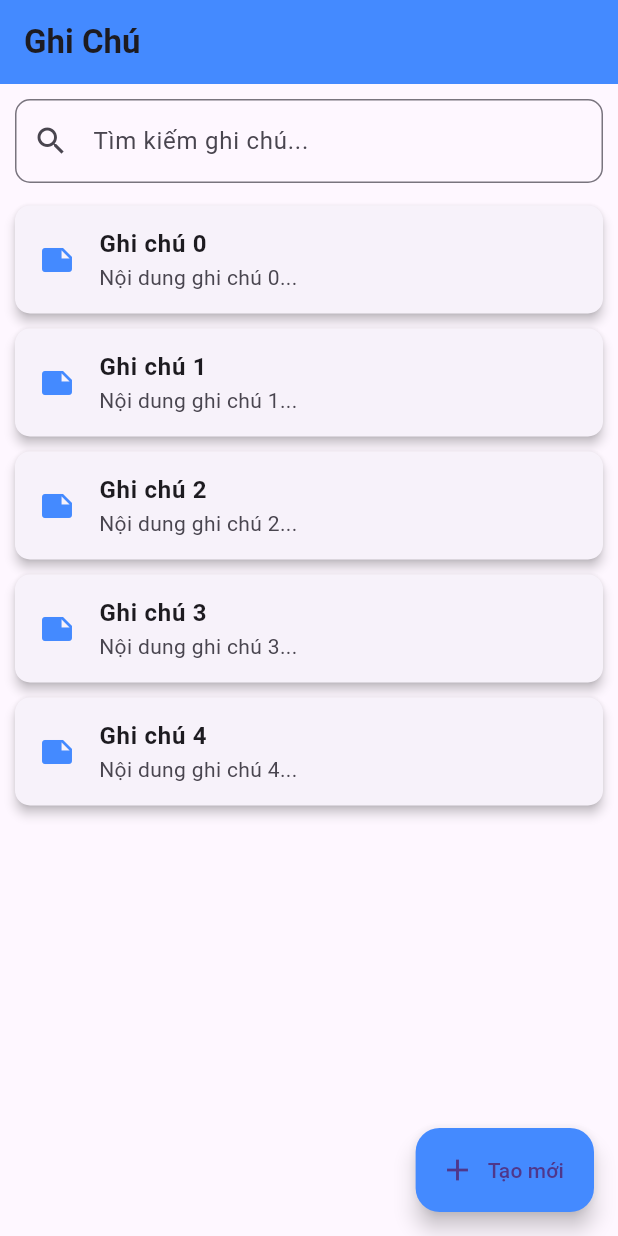
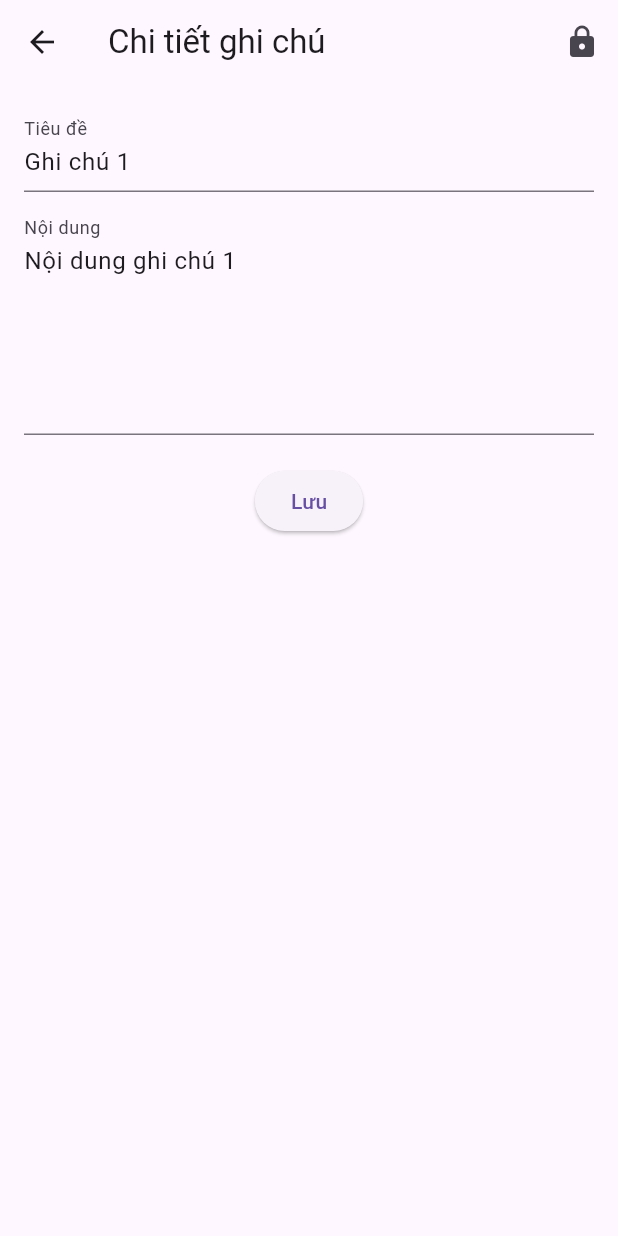
Before and after one commit to Souma18/Seminar_Notes_Android_flutter, a Flutter app: the screen it shows after launch, after a tap on "Ghi chú 1", on a phone screen of 412 x 824 dp. Run offline on Flutter 3.47's test engine with Material 3 defaults, Android fonts, the phone set to English and light mode, and no system bars.

Commit message:
giao dien va mat khau co the dung duoc

```diff
--- a/Flutter/notes_project/lib/screens/home_screen.dart
+++ b/Flutter/notes_project/lib/screens/home_screen.dart
@@ -1,109 +1,189 @@
 import 'package:flutter/material.dart';
+import 'package:notes_project/model/note.dart';
+import 'package:notes_project/screens/note__creen.dart';
 
-class HomeScreen extends StatelessWidget {
+class HomeScreen extends StatefulWidget {
+  @override
+  _HomeScreenState createState() => _HomeScreenState();
+}
+
+class _HomeScreenState extends State<HomeScreen> {
+  final List<Note> notes = [
+    Note(
+      1,
+      101,
+      "Ghi chú 1",
+      "Nội dung ghi chú 1",
+      DateTime.now(),
+      DateTime.now(),
+      null,
+      null,
+      null,
+    ),
+    Note(
+      2,
+      102,
+      "Ghi chú 2",
+      "Nội dung ghi chú 2",
+      DateTime.now(),
+      DateTime.now(),
+      null,
+      null,
+      "1234",
+    ), // Có passNote
+    Note(
+      3,
+      103,
+      "Ghi chú 3",
+      "Nội dung ghi chú 3",
+      DateTime.now(),
+      DateTime.now(),
+      null,
+      null,
+      null,
+    ),
+  ];
+
+  String searchQuery = "";
+
   @override
   Widget build(BuildContext context) {
     return Scaffold(
       appBar: AppBar(
-        title: Text('Ghi Chú', style: TextStyle(fontWeight: FontWeight.bold)),
-        backgroundColor: Colors.blueAccent,
-        elevation: 0,
+        title: TextField(
+          decoration: InputDecoration(
+            hintText: "Tìm kiếm ghi chú...",
+            border: InputBorder.none,
+            hintStyle: TextStyle(color: Colors.white70),
           ),
-      body: Column(
-        children: [
-          // Thanh tìm kiếm
-          Padding(
-            padding: const EdgeInsets.all(10.0),
-            child: TextField(
-              decoration: InputDecoration(
-                hintText: 'Tìm kiếm ghi chú...',
-                prefixIcon: Icon(Icons.search),
-                border: OutlineInputBorder(
-                  borderRadius: BorderRadius.circular(10),
+          style: TextStyle(color: Colors.white),
+          onChanged: (value) {
+            setState(() {
+              searchQuery = value;
+            });
+          },
         ),
+        actions: [IconButton(icon: Icon(Icons.search), onPressed: () {})],
       ),
-            ),
-          ),
-          // Danh sách ghi chú
-          Expanded(
-            child: ListView.builder(
-              itemCount: 5, // Demo 5 ghi chú
+      body: ListView.builder(
+        itemCount: notes.length,
         itemBuilder: (context, index) {
+          final note = notes[index];
+          if (searchQuery.isNotEmpty &&
+              !note.title.toLowerCase().contains(searchQuery.toLowerCase())) {
+            return SizedBox.shrink();
+          }
           return Card(
             margin: EdgeInsets.symmetric(horizontal: 10, vertical: 5),
-                  elevation: 3,
-                  shape: RoundedRectangleBorder(
-                    borderRadius: BorderRadius.circular(10),
+            child: ListTile(
+              leading: Icon(
+                note.passNote != null ? Icons.lock : Icons.note,
+                color: Colors.blueAccent,
               ),
-                  child: ListTile(
-                    leading: Icon(Icons.note, color: Colors.blueAccent),
-                    title: Text(
-                      'Ghi chú $index',
-                      style: TextStyle(fontWeight: FontWeight.bold),
+              title: Text(note.title),
+              subtitle: Text(
+                note.passNote != null ? "🔒 Đã khóa" : note.content,
               ),
-                    subtitle: Text('Nội dung ghi chú $index...'),
               onTap: () {
-                      // Chuyển đến trang chỉnh sửa ghi chú
+                if (note.passNote != null) {
+                  _showUnlockDialog(context, note);
+                } else {
+                  _openNoteDetail(context, note);
+                }
               },
             ),
           );
         },
       ),
-          ),
-        ],
-      ),
-      // Floating Action Button mở rộng
-      floatingActionButton: FloatingActionButton.extended(
+      floatingActionButton: FloatingActionButton(
+        // Nút mở menu
         onPressed: () {
-          _showBottomMenu(context);
+          _showMenu();
         },
-        icon: Icon(Icons.add),
-        label: Text("Tạo mới"),
-        backgroundColor: Colors.blueAccent,
+        child: Icon(Icons.menu),
       ),
     );
   }
 
-  // Hiển thị menu ở dưới cùng
-  void _showBottomMenu(BuildContext context) {
+  void _showMenu() {
     showModalBottomSheet(
       context: context,
-      shape: RoundedRectangleBorder(
-        borderRadius: BorderRadius.vertical(top: Radius.circular(20)),
-      ),
-      builder: (context) {
-        return Padding(
-          padding: const EdgeInsets.all(16.0),
-          child: Wrap(
+      builder:
+          (context) => Column(
+            mainAxisSize: MainAxisSize.min,
             children: [
               ListTile(
-                leading: Icon(Icons.note_add, color: Colors.green),
-                title: Text('Thêm ghi chú'),
+                leading: Icon(Icons.add),
+                title: Text("Thêm ghi chú"),
                 onTap: () {
                   Navigator.pop(context);
                   // Chuyển đến trang thêm ghi chú
                 },
               ),
               ListTile(
-                leading: Icon(Icons.archive, color: Colors.orange),
-                title: Text('Kho lưu trữ'),
+                leading: Icon(Icons.archive),
+                title: Text("Kho lưu trữ"),
                 onTap: () {
                   Navigator.pop(context);
-                  // Chuyển đến kho lưu trữ
+                  // Mở kho lưu trữ
                 },
               ),
               ListTile(
-                leading: Icon(Icons.delete, color: Colors.red),
-                title: Text('Kho đã xóa'),
+                leading: Icon(Icons.delete),
+                title: Text("Kho đã xóa"),
                 onTap: () {
                   Navigator.pop(context);
-                  // Chuyển đến kho đã xóa
+                  // Mở kho đã xóa
                 },
               ),
             ],
           ),
     );
+  }
+
+  // Hộp thoại nhập mật khẩu
+  void _showUnlockDialog(BuildContext context, Note note) {
+    String password = "";
+    showDialog(
+      context: context,
+      builder:
+          (context) => AlertDialog(
+            title: Text("Mở khóa ghi chú"),
+            content: TextField(
+              obscureText: true,
+              decoration: InputDecoration(labelText: "Nhập mật khẩu"),
+              onChanged: (value) {
+                password = value;
               },
+            ),
+            actions: [
+              TextButton(
+                child: Text("Hủy"),
+                onPressed: () => Navigator.pop(context),
+              ),
+              TextButton(
+                child: Text("Xác nhận"),
+                onPressed: () {
+                  if (password == note.passNote) {
+                    Navigator.pop(context);
+                    _openNoteDetail(context, note);
+                  } else {
+                    ScaffoldMessenger.of(
+                      context,
+                    ).showSnackBar(SnackBar(content: Text("Mật khẩu sai!")));
+                  }
+                },
+              ),
+            ],
+          ),
+    );
+  }
+
+  // Chuyển đến trang xem chi tiết ghi chú
+  void _openNoteDetail(BuildContext context, Note note) {
+    Navigator.push(
+      context,
+      MaterialPageRoute(builder: (context) => NoteDetailScreen(note: note)),
     );
   }
 }
--- /dev/null
+++ b/Flutter/notes_project/lib/screens/note__creen.dart
@@ -0,0 +1,55 @@
+import 'package:flutter/material.dart';
+import 'package:notes_project/model/note.dart';
+
+class NoteDetailScreen extends StatelessWidget {
+  final Note note;
+  NoteDetailScreen({required this.note});
+
+  @override
+  Widget build(BuildContext context) {
+    TextEditingController titleController = TextEditingController(
+      text: note.title,
+    );
+    TextEditingController contentController = TextEditingController(
+      text: note.content,
+    );
+
+    return Scaffold(
+      appBar: AppBar(
+        title: Text("Chi tiết ghi chú"),
+        actions: [
+          IconButton(
+            icon: Icon(Icons.lock),
+            onPressed: () {
+              // Đặt mật khẩu cho ghi chú
+            },
+          ),
+        ],
+      ),
+      body: Padding(
+        padding: EdgeInsets.all(16),
+        child: Column(
+          children: [
+            TextField(
+              controller: titleController,
+              decoration: InputDecoration(labelText: "Tiêu đề"),
+            ),
+            SizedBox(height: 10),
+            TextField(
+              controller: contentController,
+              maxLines: 5,
+              decoration: InputDecoration(labelText: "Nội dung"),
+            ),
+            SizedBox(height: 20),
+            ElevatedButton(
+              onPressed: () {
+                // Lưu ghi chú
+              },
+              child: Text("Lưu"),
+            ),
+          ],
+        ),
+      ),
+    );
+  }
+}
```
Also changed, not shown: Flutter/notes_project/lib/database/note_data.dart (added, +37 -0 lines). Lines whose indentation alone changed are shown as unchanged.
